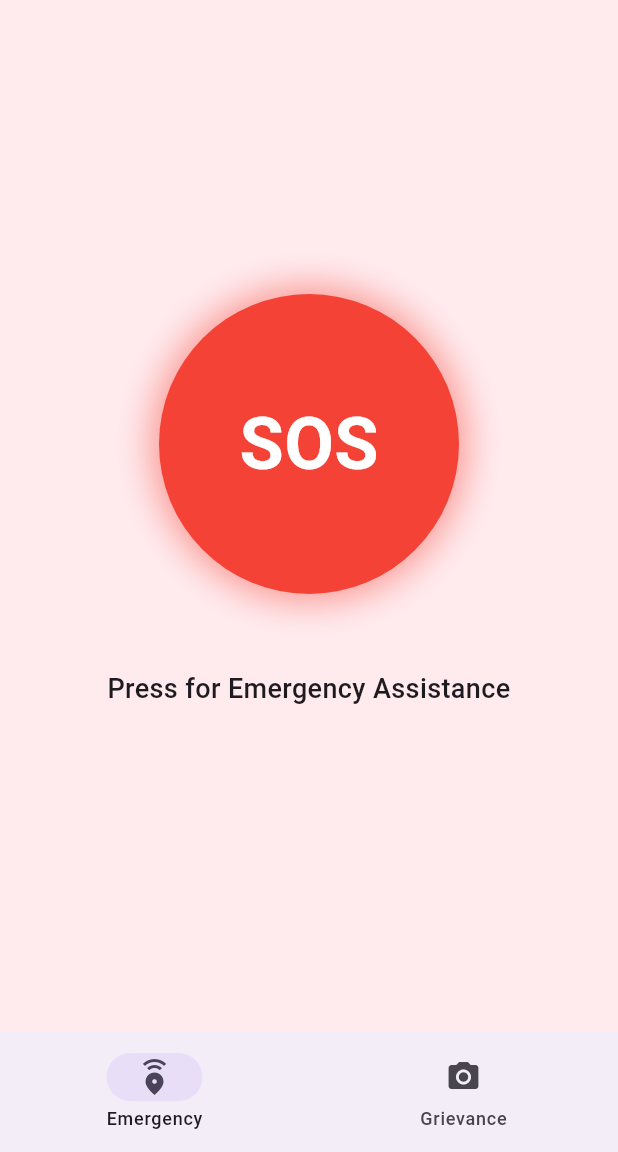
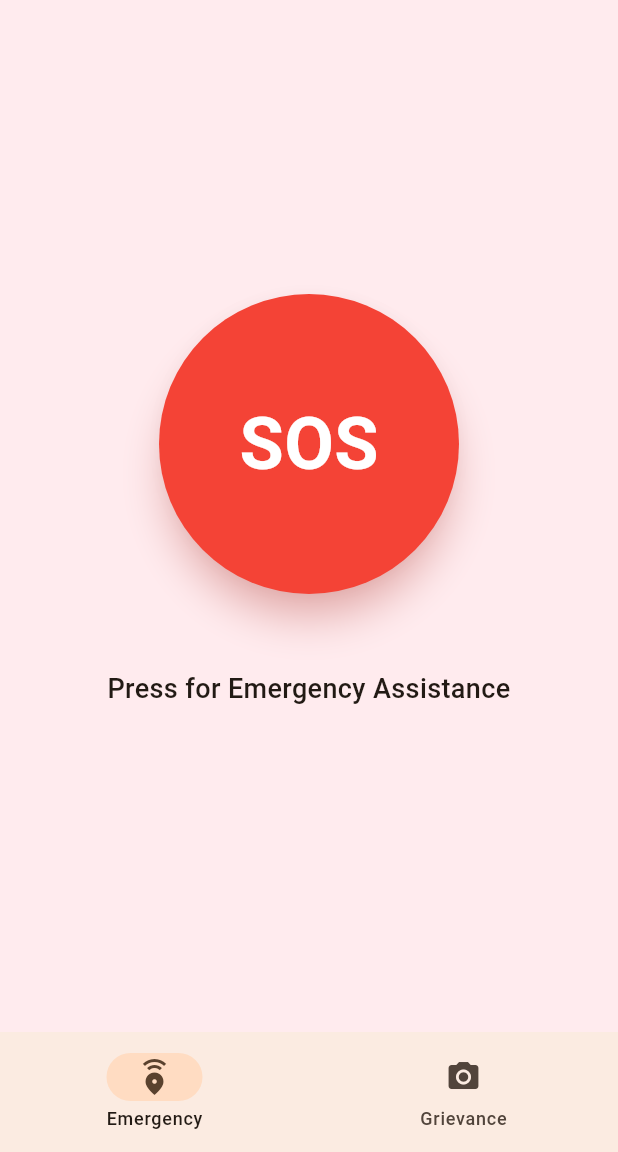
Before and after one commit to shadowcleets-new/CivicOS, a Flutter app: the screen it shows after launch, after a tap on "I Understand", on a phone screen of 412 x 824 dp, the part 84-1236 px from its top. Run offline on Flutter 3.47's test engine with Material 3 defaults, Android fonts, the phone set to English and light mode, and no system bars.

```diff
--- a/frontend/lib/main.dart
+++ b/frontend/lib/main.dart
@@ -14,7 +14,7 @@ class CivicOSApp extends StatelessWidget {
     return MaterialApp(
       title: 'CivicOS',
       theme: ThemeData(
-        colorScheme: ColorScheme.fromSeed(seedColor: const Color(0xFFFF9933)), # Saffron-ish
+        colorScheme: ColorScheme.fromSeed(seedColor: const Color(0xFFFF9933)), // Saffron-ish
         useMaterial3: true,
       ),
       home: const MainWrapper(),
--- a/frontend/lib/screens/grievance_screen.dart
+++ b/frontend/lib/screens/grievance_screen.dart
@@ -25,6 +25,7 @@ class GrievanceScreen extends StatelessWidget {
               children: [
                 IconButton(
                   onPressed: () {},
+                  tooltip: 'Capture grievance photo',
                   icon: const Icon(Icons.camera, size: 50, color: Colors.blue)
                 ),
                 const Text("AI Analyzing: Pothole Detected..."),
--- a/frontend/lib/screens/home_screen.dart
+++ b/frontend/lib/screens/home_screen.dart
@@ -1,5 +1,4 @@
 import 'package:flutter/material.dart';
-import 'package:geolocator/geolocator.dart';
 
 class HomeScreen extends StatefulWidget {
   const HomeScreen({super.key});
@@ -42,22 +41,26 @@ class _HomeScreenState extends State<HomeScreen> {
         child: Column(
           mainAxisAlignment: MainAxisAlignment.center,
           children: [
-            GestureDetector(
-              onTap: _handlePanic,
-              child: Container(
+            Semantics(
+              button: true,
+              label: 'Trigger Emergency SOS',
+              child: Material(
+                color: Colors.red,
+                shape: const CircleBorder(),
+                elevation: 10,
+                shadowColor: Colors.red.withValues(alpha: 0.5),
+                child: InkWell(
+                  onTap: _isLoading ? null : _handlePanic,
+                  customBorder: const CircleBorder(),
+                  child: SizedBox(
                     width: 200,
                     height: 200,
-                decoration: BoxDecoration(
-                  color: Colors.red,
-                  shape: BoxShape.circle,
-                  boxShadow: [
-                    BoxShadow(color: Colors.red.withOpacity(0.5), blurRadius: 20, spreadRadius: 5)
-                  ],
-                ),
                     child: Center(
                       child: _isLoading
                         ? const CircularProgressIndicator(color: Colors.white)
                         : const Text("SOS", style: TextStyle(color: Colors.white, fontSize: 48, fontWeight: FontWeight.bold)),
+                    ),
+                  ),
                 ),
               ),
             ),
```
Also changed, not shown: 1 other file. Lines whose indentation alone changed are shown as unchanged.
